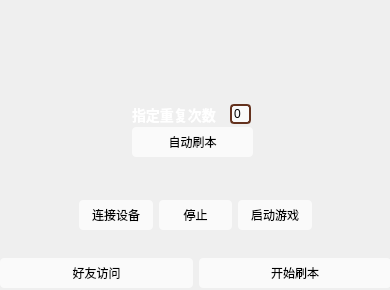
Before: the Qt Designer form arknightsUI.ui in ander1023/ArkAuto, drawn with Qt 5.
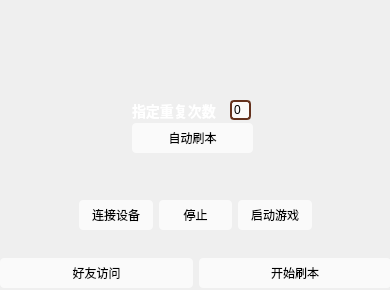
After: the same form once the commit is applied. Icons and pictures are not drawn.

Patch:
```diff
--- a/arknightsUI.ui
+++ b/arknightsUI.ui
@@ -76,10 +76,10 @@
     <widget class="QLabel" name="logLable">
      <property name="geometry">
       <rect>
-       <x>11</x>
-       <y>273</y>
+       <x>10</x>
+       <y>50</y>
        <width>371</width>
-       <height>20</height>
+       <height>41</height>
       </rect>
      </property>
      <property name="font">
@@ -90,7 +90,7 @@
       </font>
      </property>
      <property name="styleSheet">
-      <string notr="true">*{color:black;border-radius:10px;font-size:10px}</string>
+      <string notr="true">*{color:black;border-radius:10px;font-size:16px}</string>
      </property>
      <property name="text">
       <string/>
@@ -120,7 +120,7 @@
            <property name="geometry">
             <rect>
              <x>0</x>
-             <y>30</y>
+             <y>26</y>
              <width>121</width>
              <height>30</height>
             </rect>
@@ -133,7 +133,7 @@
            <property name="geometry">
             <rect>
              <x>0</x>
-             <y>10</y>
+             <y>6</y>
              <width>101</width>
              <height>16</height>
             </rect>
@@ -146,7 +146,7 @@
            <property name="geometry">
             <rect>
              <x>98</x>
-             <y>7</y>
+             <y>3</y>
              <width>21</width>
              <height>20</height>
             </rect>
```
Left out of the diff: 4 changed lines with no effect on the pictures.
